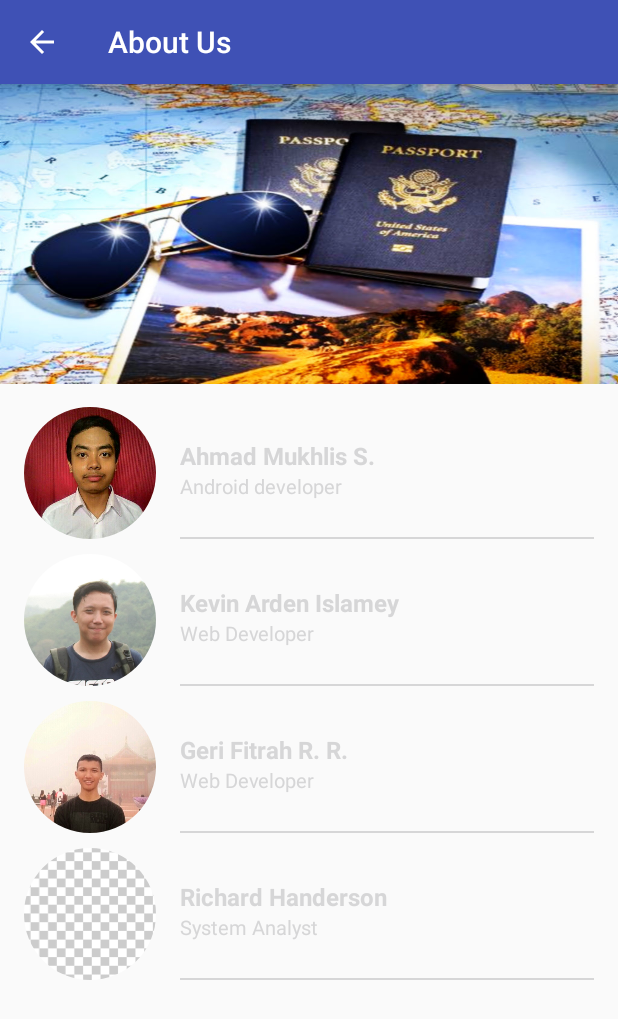
After one commit to ahmad-mukhlish/JabarJakartaTravel, an Android app: the AboutActivity screen opened directly, with no data from a screen before it, on a phone screen of 412 x 824 dp. The commit adds this screen. Shown: the top 1019 px of the screen. Run offline under Robolectric (Android 15) with nearby library versions, the phone set to English and light mode, and no system bars; our stand-ins replace CircleImageView.

Commit message:
add navdraw and about

```diff
--- /dev/null
+++ b/app/src/main/java/com/programmerbaper/jabarjakartatravel/activities/AboutActivity.java
@@ -0,0 +1,50 @@
+package com.programmerbaper.jabarjakartatravel.activities;
+
+import android.os.Bundle;
+import android.support.v7.app.AppCompatActivity;
+import android.support.v7.widget.GridLayoutManager;
+import android.support.v7.widget.RecyclerView;
+
+
+import com.programmerbaper.jabarjakartatravel.R;
+import com.programmerbaper.jabarjakartatravel.adapters.AboutRecycleAdapter;
+import com.programmerbaper.jabarjakartatravel.entities.Personil;
+
+import java.util.ArrayList;
+import java.util.List;
+
+
+public class AboutActivity extends AppCompatActivity {
+
+    @Override
+    protected void onCreate(Bundle savedInstanceState) {
+        super.onCreate(savedInstanceState);
+        setContentView(R.layout.activity_about);
+
+        AboutRecycleAdapter aboutRecycleAdapter =
+                new AboutRecycleAdapter(this, initPersonil());
+
+        RecyclerView recyclerView = findViewById(R.id.rvAbout);
+        RecyclerView.LayoutManager layoutManager = new GridLayoutManager(this, 1);
+
+        recyclerView.setHasFixedSize(true);
+        recyclerView.setLayoutManager(layoutManager);
+        recyclerView.setAdapter(aboutRecycleAdapter);
+
+        setTitle("About Us");
+    }
+
+    private List<Personil> initPersonil() {
+
+        List<Personil> personils = new ArrayList<>();
+
+        personils.add(new Personil(R.drawable.mukhlis, "Ahmad Mukhlis S.", "Android developer"));
+        personils.add(new Personil(R.drawable.kevin, "Kevin Arden Islamey", "Web Developer"));
+        personils.add(new Personil(R.drawable.geri, "Geri Fitrah R. R.", "Web Developer"));
+        personils.add(new Personil(R.drawable.detail, "Richard Handerson", "System Analyst"));
+
+
+
+        return personils;
+    }
+}
--- /dev/null
+++ b/app/src/main/java/com/programmerbaper/jabarjakartatravel/adapters/AboutRecycleAdapter.java
@@ -0,0 +1,72 @@
+package com.programmerbaper.jabarjakartatravel.adapters;
+
+import android.content.Context;
+import android.support.v7.widget.RecyclerView;
+import android.view.LayoutInflater;
+import android.view.View;
+import android.view.ViewGroup;
+import android.widget.TextView;
+
+import com.programmerbaper.jabarjakartatravel.R;
+import com.programmerbaper.jabarjakartatravel.entities.Personil;
+
+import java.util.List;
+
+
+public class AboutRecycleAdapter extends RecyclerView.Adapter<AboutRecycleAdapter.AboutViewHolder> {
+
+    private final String LOG_TAG = AboutRecycleAdapter.class.getName();
+
+    private Context mContext;
+    private List<Personil> mPersonils;
+
+    public AboutRecycleAdapter(Context mContext, List<Personil> mPersonils) {
+        this.mContext = mContext;
+        this.mPersonils = mPersonils;
+    }
+
+    @Override
+    public AboutViewHolder onCreateViewHolder(ViewGroup parent, int viewType) {
+        View itemView = LayoutInflater.from(mContext).inflate(R.layout.each_personil, parent, false);
+        return new AboutViewHolder(itemView);
+    }
+
+
+    @Override
+    public void onBindViewHolder(AboutViewHolder holder, int position) {
+
+        Personil personilNow = mPersonils.get(position);
+
+        holder.mAvatar.setImageResource(personilNow.getAvatar());
+        holder.mName.setText(personilNow.getName());
+        holder.mRole.setText(personilNow.getRole());
+
+    }
+
+
+    @Override
+    public int getItemCount() {
+        return mPersonils.size();
+    }
+
+    class AboutViewHolder extends RecyclerView.ViewHolder {
+
+        de.hdodenhof.circleimageview.CircleImageView mAvatar;
+        TextView mName;
+        TextView mRole;
+        View mItemView;
+
+
+        AboutViewHolder(View itemView) {
+            super(itemView);
+            mName = itemView.findViewById(R.id.personil_name);
+            mRole = itemView.findViewById(R.id.personil_role);
+            mAvatar = itemView.findViewById(R.id.avatar);
+            mItemView = itemView;
+        }
+
+
+    }
+
+
+}
--- /dev/null
+++ b/app/src/main/java/com/programmerbaper/jabarjakartatravel/entities/Personil.java
@@ -0,0 +1,27 @@
+package com.programmerbaper.jabarjakartatravel.entities;
+
+
+public class Personil {
+
+    private int avatar = 0;
+    private String name;
+    private String role;
+
+    public Personil(int avatar, String name, String role) {
+        this.avatar = avatar;
+        this.name = name;
+        this.role = role;
+    }
+
+    public int getAvatar() {
+        return avatar;
+    }
+
+    public String getName() {
+        return name;
+    }
+
+    public String getRole() {
+        return role;
+    }
+}
--- /dev/null
+++ b/app/src/main/res/layout/activity_about.xml
@@ -0,0 +1,32 @@
+<?xml version="1.0" encoding="utf-8"?>
+<LinearLayout xmlns:android="http://schemas.android.com/apk/res/android"
+    xmlns:tools="http://schemas.android.com/tools"
+    android:layout_width="match_parent"
+    android:layout_height="match_parent"
+    android:orientation="vertical"
+    tools:context="com.programmerbaper.jabarjakartatravel.activities.AboutActivity">
+
+    <ImageView
+        android:layout_width="match_parent"
+        android:layout_height="200dp"
+        android:scaleType="fitXY"
+        android:src="@drawable/about_background" />
+
+    <ScrollView
+        android:layout_width="match_parent"
+        android:layout_height="0dp"
+        android:paddingTop="5dp"
+        android:layout_weight="1"
+        android:paddingBottom="10dp"
+        >
+
+
+        <android.support.v7.widget.RecyclerView
+            android:id="@+id/rvAbout"
+            android:layout_width="match_parent"
+            android:layout_height="wrap_content"
+            android:orientation="vertical" />
+
+    </ScrollView>
+
+</LinearLayout>
--- /dev/null
+++ b/app/src/main/res/layout/each_personil.xml
@@ -0,0 +1,67 @@
+<?xml version="1.0" encoding="utf-8"?>
+<LinearLayout xmlns:android="http://schemas.android.com/apk/res/android"
+    xmlns:tools="http://schemas.android.com/tools"
+    android:layout_width="match_parent"
+    android:layout_height="wrap_content"
+    android:layout_marginEnd="16dp"
+    android:layout_marginTop="10dp"
+    android:minHeight="88dp">
+
+    <de.hdodenhof.circleimageview.CircleImageView
+        android:id="@+id/avatar"
+        android:layout_width="88dp"
+        android:layout_height="88dp"
+        android:layout_marginStart="16dp"
+        android:src="@drawable/mukhlis" />
+
+    <FrameLayout
+        android:layout_width="match_parent"
+        android:layout_height="match_parent">
+
+        <LinearLayout
+            android:layout_width="match_parent"
+            android:layout_height="match_parent"
+            android:background="?android:selectableItemBackground">
+
+
+            <LinearLayout
+                android:layout_width="0dp"
+                android:layout_height="match_parent"
+                android:layout_gravity="center_vertical"
+                android:layout_weight="7"
+                android:gravity="center_vertical"
+                android:orientation="vertical"
+                android:paddingLeft="16dp">
+
+
+                <TextView
+                    android:id="@+id/personil_name"
+                    style="@style/BoldText"
+                    android:layout_width="match_parent"
+                    android:layout_height="0dp"
+                    android:layout_weight="1"
+                    android:gravity="bottom"
+                    tools:text="Lutti" />
+
+                <TextView
+                    android:id="@+id/personil_role"
+                    style="@style/RegularText"
+                    android:layout_width="match_parent"
+                    android:layout_height="0dp"
+                    android:layout_weight="1"
+                    android:gravity="top"
+                    tools:text="one" />
+
+                <View
+                    android:layout_width="match_parent"
+                    android:layout_height="1dp"
+                    android:layout_gravity="bottom"
+                    android:background="@color/primary_dark"
+
+                    />
+            </LinearLayout>
+        </LinearLayout>
+    </FrameLayout>
+
+
+</LinearLayout>
--- a/app/src/main/res/values/styles.xml
+++ b/app/src/main/res/values/styles.xml
@@ -13,5 +13,23 @@
         <item name="android:textSize">10sp</item>
     </style>
 
+    <style name="ToolBarStyle" parent="Theme.AppCompat">
+        <item name="android:textColorPrimary">@android:color/white</item>
+        <item name="android:textColorSecondary">@android:color/white</item>
+        <item name="actionMenuTextColor">@android:color/white</item>
+    </style>
+
+    <style name="BoldText">
+        <item name="android:textColor">@color/primary</item>
+        <item name="android:textStyle">bold</item>
+        <item name="android:textSize">16sp</item>
+        <item name="android:textAppearance">?android:textAppearanceMedium</item>
+    </style>
+
+    <style name="RegularText">
+        <item name="android:textColor">@color/primary</item>
+        <item name="android:textSize">13sp</item>
+        <item name="android:textAppearance">?android:textAppearanceMedium</item>
+    </style>
 
 </resources>
```
Also changed, not shown: app/src/main/AndroidManifest.xml (+10 -2 lines), app/src/main/java/com/programmerbaper/jabarjakartatravel/activities/MainActivity.java (+72 -3 lines), app/src/main/res/layout/activity_main.xml (+16 -0 lines), app/src/main/res/layout/drawer_header.xml (added, +39 -0 lines), app/src/main/res/values/strings.xml (+11 -1 lines), app/src/main/res/drawable/about_background.jpg.
